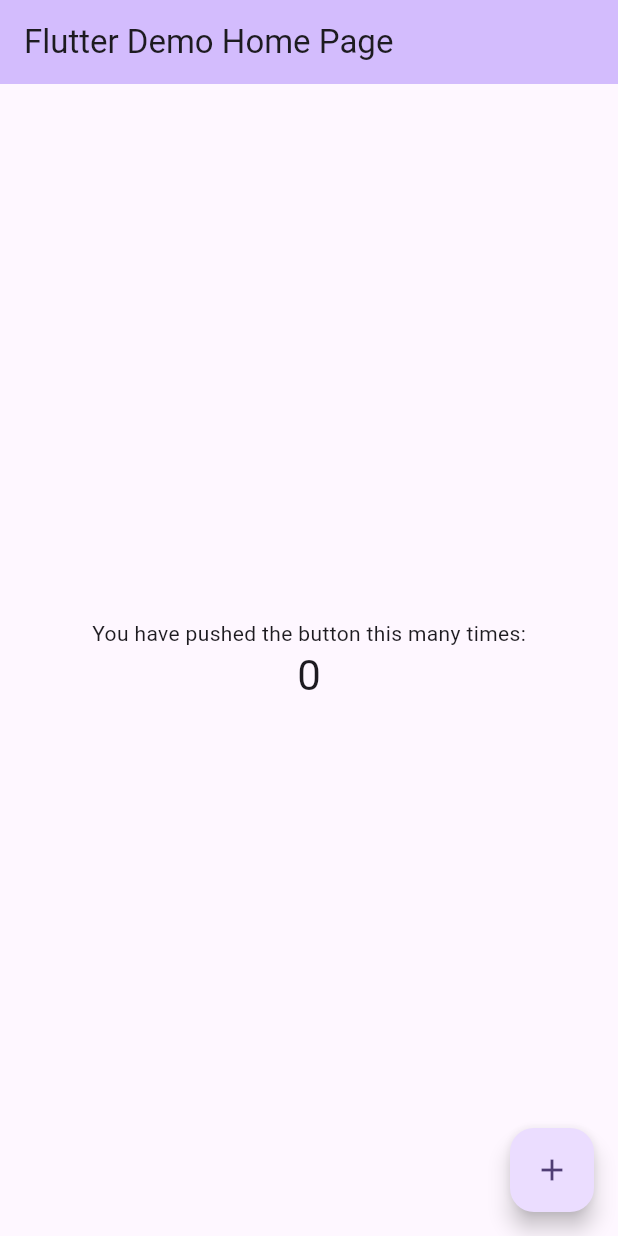
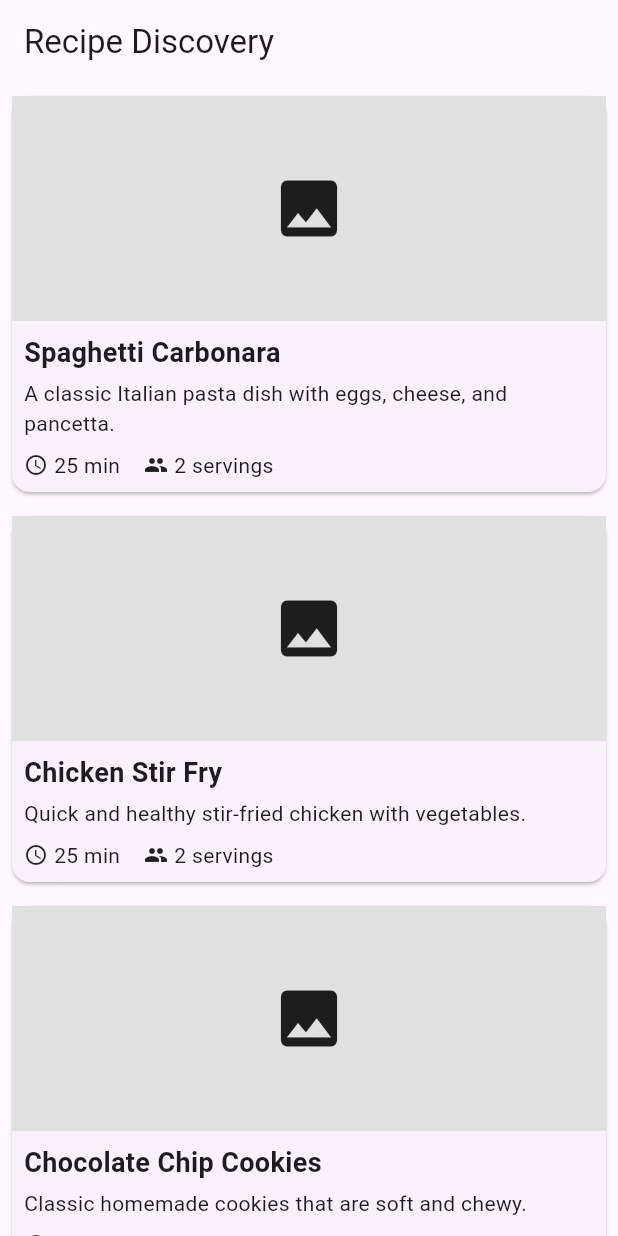
Before and after one commit to mohammedanshad1/context_recipe_discovery, a Flutter app: the screen it shows after launch, on a phone screen of 412 x 824 dp. Run offline on Flutter 3.47's test engine with Material 3 defaults, Android fonts, the phone set to English and light mode, and no system bars; our stand-ins replace shared_preferences.

Commit message:
local storage added,homescreen and detail screen added

```diff
--- /dev/null
+++ b/lib/data/mock_recipes.dart
@@ -0,0 +1,78 @@
+import '../models/recipe.dart';
+
+List<Recipe> mockRecipes = [
+  Recipe(
+    id: '1',
+    name: 'Spaghetti Carbonara',
+    description: 'A classic Italian pasta dish with eggs, cheese, and pancetta.',
+    ingredients: [
+      '200g spaghetti',
+      '100g pancetta',
+      '2 large eggs',
+      '50g grated Parmesan cheese',
+      'Black pepper',
+      'Salt'
+    ],
+    instructions: [
+      'Cook spaghetti in salted boiling water until al dente.',
+      'Fry pancetta until crispy.',
+      'Whisk eggs with cheese and pepper.',
+      'Drain pasta, mix with pancetta, then add egg mixture off heat.',
+      'Serve immediately.'
+    ],
+    imageUrl: 'https://example.com/spaghetti.jpg',
+    tags: ['Italian', 'Pasta', 'Quick'],
+    prepTime: 10,
+    cookTime: 15,
+    servings: 2,
+  ),
+  Recipe(
+    id: '2',
+    name: 'Chicken Stir Fry',
+    description: 'Quick and healthy stir-fried chicken with vegetables.',
+    ingredients: [
+      '300g chicken breast',
+      '2 bell peppers',
+      '1 broccoli head',
+      '2 tbsp soy sauce',
+      '1 tbsp oil',
+      'Garlic and ginger'
+    ],
+    instructions: [
+      'Cut chicken and vegetables.',
+      'Heat oil, cook chicken until done.',
+      'Add vegetables, stir fry.',
+      'Add soy sauce, serve with rice.'
+    ],
+    imageUrl: 'https://example.com/stirfry.jpg',
+    tags: ['Healthy', 'Asian', 'Quick'],
+    prepTime: 15,
+    cookTime: 10,
+    servings: 2,
+  ),
+  Recipe(
+    id: '3',
+    name: 'Chocolate Chip Cookies',
+    description: 'Classic homemade cookies that are soft and chewy.',
+    ingredients: [
+      '1 cup butter',
+      '1 cup sugar',
+      '1 cup brown sugar',
+      '2 eggs',
+      '2 cups flour',
+      '1 tsp vanilla',
+      '2 cups chocolate chips'
+    ],
+    instructions: [
+      'Cream butter and sugars.',
+      'Add eggs and vanilla.',
+      'Mix in flour, then chocolate chips.',
+      'Bake at 350°F for 10-12 minutes.'
+    ],
+    imageUrl: 'https://example.com/cookies.jpg',
+    tags: ['Dessert', 'Baking', 'Comfort'],
+    prepTime: 20,
+    cookTime: 12,
+    servings: 24,
+  ),
+];
--- a/lib/main.dart
+++ b/lib/main.dart
@@ -1,4 +1,5 @@
 import 'package:flutter/material.dart';
+import 'screens/home_screen.dart';
 
 void main() {
   runApp(const MyApp());
@@ -7,116 +8,16 @@ void main() {
 class MyApp extends StatelessWidget {
   const MyApp({super.key});
 
-  // This widget is the root of your application.
   @override
   Widget build(BuildContext context) {
     return MaterialApp(
-      title: 'Flutter Demo',
+      title: 'Recipe Discovery',
+      debugShowCheckedModeBanner: false,
       theme: ThemeData(
-        // This is the theme of your application.
-        //
-        // TRY THIS: Try running your application with "flutter run". You'll see
-        // the application has a purple toolbar. Then, without quitting the app,
-        // try changing the seedColor in the colorScheme below to Colors.green
-        // and then invoke "hot reload" (save your changes or press the "hot
-        // reload" button in a Flutter-supported IDE, or press "r" if you used
-        // the command line to start the app).
-        //
-        // Notice that the counter didn't reset back to zero; the application
-        // state is not lost during the reload. To reset the state, use hot
-        // restart instead.
-        //
-        // This works for code too, not just values: Most code changes can be
-        // tested with just a hot reload.
         colorScheme: ColorScheme.fromSeed(seedColor: Colors.deepPurple),
+        useMaterial3: true,
       ),
-      home: const MyHomePage(title: 'Flutter Demo Home Page'),
+      home: const HomeScreen(),
     );
   }
 }
-
-class MyHomePage extends StatefulWidget {
-  const MyHomePage({super.key, required this.title});
-
-  // This widget is the home page of your application. It is stateful, meaning
-  // that it has a State object (defined below) that contains fields that affect
-  // how it looks.
-
-  // This class is the configuration for the state. It holds the values (in this
-  // case the title) provided by the parent (in this case the App widget) and
-  // used by the build method of the State. Fields in a Widget subclass are
-  // always marked "final".
-
-  final String title;
-
-  @override
-  State<MyHomePage> createState() => _MyHomePageState();
-}
-
-class _MyHomePageState extends State<MyHomePage> {
-  int _counter = 0;
-
-  void _incrementCounter() {
-    setState(() {
-      // This call to setState tells the Flutter framework that something has
-      // changed in this State, which causes it to rerun the build method below
-      // so that the display can reflect the updated values. If we changed
-      // _counter without calling setState(), then the build method would not be
-      // called again, and so nothing would appear to happen.
-      _counter++;
-    });
-  }
-
-  @override
-  Widget build(BuildContext context) {
-    // This method is rerun every time setState is called, for instance as done
-    // by the _incrementCounter method above.
-    //
-    // The Flutter framework has been optimized to make rerunning build methods
-    // fast, so that you can just rebuild anything that needs updating rather
-    // than having to individually change instances of widgets.
-    return Scaffold(
-      appBar: AppBar(
-        // TRY THIS: Try changing the color here to a specific color (to
-        // Colors.amber, perhaps?) and trigger a hot reload to see the AppBar
-        // change color while the other colors stay the same.
-        backgroundColor: Theme.of(context).colorScheme.inversePrimary,
-        // Here we take the value from the MyHomePage object that was created by
-        // the App.build method, and use it to set our appbar title.
-        title: Text(widget.title),
-      ),
-      body: Center(
-        // Center is a layout widget. It takes a single child and positions it
-        // in the middle of the parent.
-        child: Column(
-          // Column is also a layout widget. It takes a list of children and
-          // arranges them vertically. By default, it sizes itself to fit its
-          // children horizontally, and tries to be as tall as its parent.
-          //
-          // Column has various properties to control how it sizes itself and
-          // how it positions its children. Here we use mainAxisAlignment to
-          // center the children vertically; the main axis here is the vertical
-          // axis because Columns are vertical (the cross axis would be
-          // horizontal).
-          //
-          // TRY THIS: Invoke "debug painting" (choose the "Toggle Debug Paint"
-          // action in the IDE, or press "p" in the console), to see the
-          // wireframe for each widget.
-          mainAxisAlignment: MainAxisAlignment.center,
-          children: <Widget>[
-            const Text('You have pushed the button this many times:'),
-            Text(
-              '$_counter',
-              style: Theme.of(context).textTheme.headlineMedium,
-            ),
-          ],
-        ),
-      ),
-      floatingActionButton: FloatingActionButton(
-        onPressed: _incrementCounter,
-        tooltip: 'Increment',
-        child: const Icon(Icons.add),
-      ), // This trailing comma makes auto-formatting nicer for build methods.
-    );
-  }
-}
--- /dev/null
+++ b/lib/models/recipe.dart
@@ -0,0 +1,40 @@
+class Recipe {
+  final String id;
+  final String name;
+  final String description;
+  final List<String> ingredients;
+  final List<String> instructions;
+  final String imageUrl;
+  final List<String> tags;
+  final int prepTime;
+  final int cookTime;
+  final int servings;
+
+  Recipe({
+    required this.id,
+    required this.name,
+    required this.description,
+    required this.ingredients,
+    required this.instructions,
+    required this.imageUrl,
+    required this.tags,
+    required this.prepTime,
+    required this.cookTime,
+    required this.servings,
+  });
+
+  factory Recipe.fromJson(Map<String, dynamic> json) {
+    return Recipe(
+      id: json['id'],
+      name: json['name'],
+      description: json['description'],
+      ingredients: List<String>.from(json['ingredients']),
+      instructions: List<String>.from(json['instructions']),
+      imageUrl: json['imageUrl'],
+      tags: List<String>.from(json['tags'] ?? []),
+      prepTime: json['prepTime'],
+      cookTime: json['cookTime'],
+      servings: json['servings'],
+    );
+  }
+}
--- /dev/null
+++ b/lib/screens/home_screen.dart
@@ -0,0 +1,35 @@
+import 'package:flutter/material.dart';
+import '../data/mock_recipes.dart';
+import '../models/recipe.dart';
+import '../widgets/recipe_card.dart';
+import 'recipe_detail_screen.dart';
+
+class HomeScreen extends StatelessWidget {
+  const HomeScreen({super.key});
+
+  @override
+  Widget build(BuildContext context) {
+    return Scaffold(
+      appBar: AppBar(
+        title: const Text('Recipe Discovery'),
+      ),
+      body: ListView.builder(
+        itemCount: mockRecipes.length,
+        itemBuilder: (context, index) {
+          final recipe = mockRecipes[index];
+          return RecipeCard(
+            recipe: recipe,
+            onTap: () {
+              Navigator.push(
+                context,
+                MaterialPageRoute(
+                  builder: (context) => RecipeDetailScreen(recipe: recipe),
+                ),
+              );
+            },
+          );
+        },
+      ),
+    );
+  }
+}
--- /dev/null
+++ b/lib/services/recipe_repository.dart
@@ -0,0 +1,56 @@
+import 'dart:math';
+
+import '../data/mock_recipes.dart';
+import '../models/recipe.dart';
+import 'local_storage_service.dart';
+
+class RecipeRepository {
+  final LocalStorageService storage;
+  List<Recipe> _recipes = [];
+
+  RecipeRepository(this.storage);
+
+  Future<List<Recipe>> loadRecipes() async {
+    // Offline-first: always load from the local bundle; no network required.
+    await Future.delayed(const Duration(milliseconds: 250));
+    _recipes = List<Recipe>.from(mockRecipes);
+    return _recipes;
+  }
+
+  List<Recipe> getRecipes() {
+    return List<Recipe>.from(_recipes);
+  }
+
+  List<Recipe> searchRecipes(String query) {
+    if (query.isEmpty) {
+      return getRecipes();
+    }
+
+    final lowerQuery = query.toLowerCase();
+    return _recipes.where((recipe) {
+      return recipe.name.toLowerCase().contains(lowerQuery) ||
+          recipe.description.toLowerCase().contains(lowerQuery) ||
+          recipe.tags.any((tag) => tag.toLowerCase().contains(lowerQuery));
+    }).toList();
+  }
+
+  List<Recipe> getRecommendedRecipes() {
+    if (_recipes.isEmpty) {
+      return [];
+    }
+    final top = min(3, _recipes.length);
+    return _recipes.take(top).toList();
+  }
+
+  Recipe? getRecipeById(String id) {
+    try {
+      return _recipes.firstWhere((recipe) => recipe.id == id);
+    } catch (_) {
+      return null;
+    }
+  }
+
+  Future<void> saveLastViewedRecipe(String id) async {
+    await storage.saveLastViewedRecipeId(id);
+  }
+}
--- /dev/null
+++ b/lib/widgets/recipe_card.dart
@@ -0,0 +1,63 @@
+import 'package:flutter/material.dart';
+import '../models/recipe.dart';
+
+class RecipeCard extends StatelessWidget {
+  final Recipe recipe;
+  final VoidCallback onTap;
+
+  const RecipeCard({super.key, required this.recipe, required this.onTap});
+
+  @override
+  Widget build(BuildContext context) {
+    return Card(
+      margin: const EdgeInsets.all(8.0),
+      child: InkWell(
+        onTap: onTap,
+        child: Column(
+          crossAxisAlignment: CrossAxisAlignment.start,
+          children: [
+            // Placeholder for image
+            Container(
+              height: 150,
+              color: Colors.grey[300],
+              child: const Center(child: Icon(Icons.image, size: 50)),
+            ),
+            Padding(
+              padding: const EdgeInsets.all(8.0),
+              child: Column(
+                crossAxisAlignment: CrossAxisAlignment.start,
+                children: [
+                  Text(
+                    recipe.name,
+                    style: const TextStyle(
+                      fontSize: 18,
+                      fontWeight: FontWeight.bold,
+                    ),
+                  ),
+                  const SizedBox(height: 4),
+                  Text(
+                    recipe.description,
+                    maxLines: 2,
+                    overflow: TextOverflow.ellipsis,
+                  ),
+                  const SizedBox(height: 8),
+                  Row(
+                    children: [
+                      const Icon(Icons.access_time, size: 16),
+                      const SizedBox(width: 4),
+                      Text('${recipe.prepTime + recipe.cookTime} min'),
+                      const SizedBox(width: 16),
+                      const Icon(Icons.people, size: 16),
+                      const SizedBox(width: 4),
+                      Text('${recipe.servings} servings'),
+                    ],
+                  ),
+                ],
+              ),
+            ),
+          ],
+        ),
+      ),
+    );
+  }
+}
--- a/pubspec.yaml
+++ b/pubspec.yaml
@@ -34,6 +34,7 @@ dependencies:
   # The following adds the Cupertino Icons font to your application.
   # Use with the CupertinoIcons class for iOS style icons.
   cupertino_icons: ^1.0.8
+  shared_preferences: ^2.0.20
 
 dev_dependencies:
   flutter_test:
```
Also changed, not shown: lib/screens/recipe_detail_screen.dart (added, +72 -0 lines), lib/services/local_storage_service.dart (added, +26 -0 lines), pubspec.lock.
